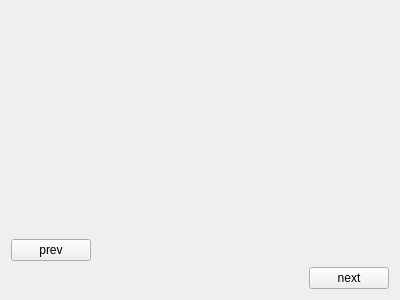
Above: learn_widget.ui from owenharvey78/blackjack-learning-game before the change. Below: the same form after it.
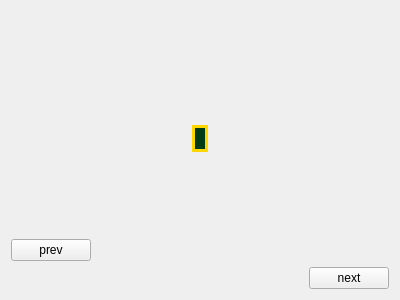
That is the form after the change.

Commit message: Add fonts to the labels and color to match the main menu

Patch:
```diff
--- a/learn_widget.ui
+++ b/learn_widget.ui
@@ -16,6 +16,16 @@
   <layout class="QGridLayout" name="gridLayout">
    <item row="1" column="0" alignment="Qt::AlignmentFlag::AlignHCenter|Qt::AlignmentFlag::AlignTop">
     <widget class="QLabel" name="instructionLabel">
+     <property name="styleSheet">
+      <string notr="true">QLabel {
+	color: white;	/* makes the letters white */
+	font-family: 'Georgia';
+	font-size: 18px;
+	background-color: #003b16; /* green color */
+	border-radius: 20px; 
+	border: 3px solid #ffd700;	/* yello border */
+}</string>
+     </property>
      <property name="text">
       <string/>
      </property>
@@ -30,6 +40,14 @@
    </item>
    <item row="0" column="0" alignment="Qt::AlignmentFlag::AlignHCenter|Qt::AlignmentFlag::AlignTop">
     <widget class="QLabel" name="headerLabel">
+     <property name="styleSheet">
+      <string notr="true">QLabel {
+	color: #ffd700;
+	font-family: 'Georgia';
+	font-size: 32px;
+	font-weight: bold;
+}</string>
+     </property>
      <property name="text">
       <string/>
      </property>
```
